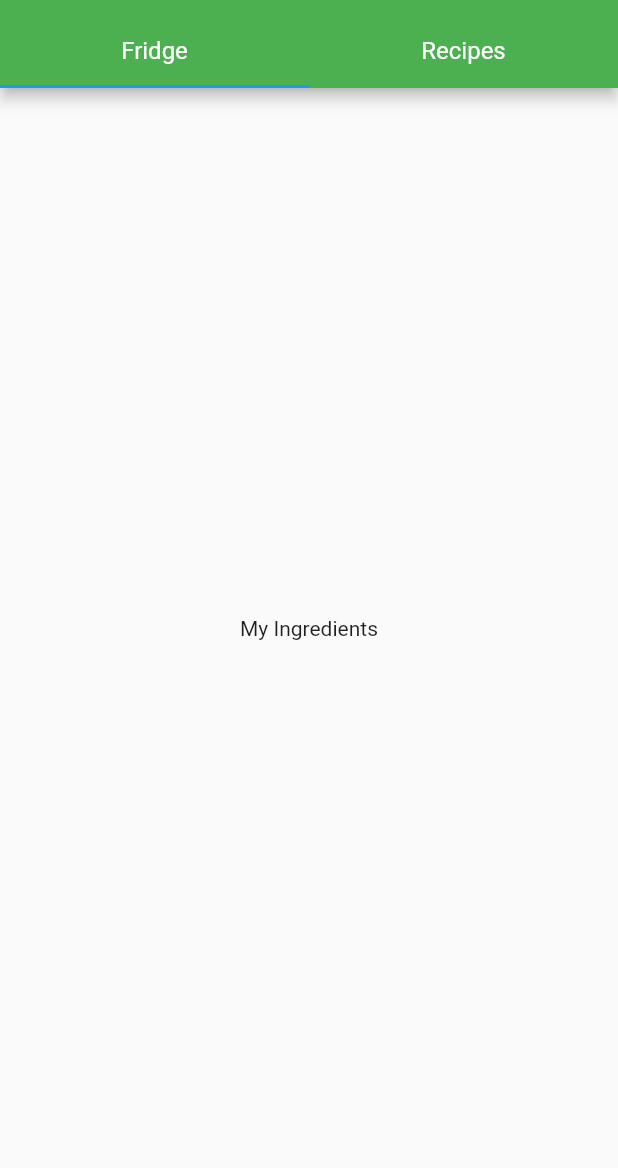
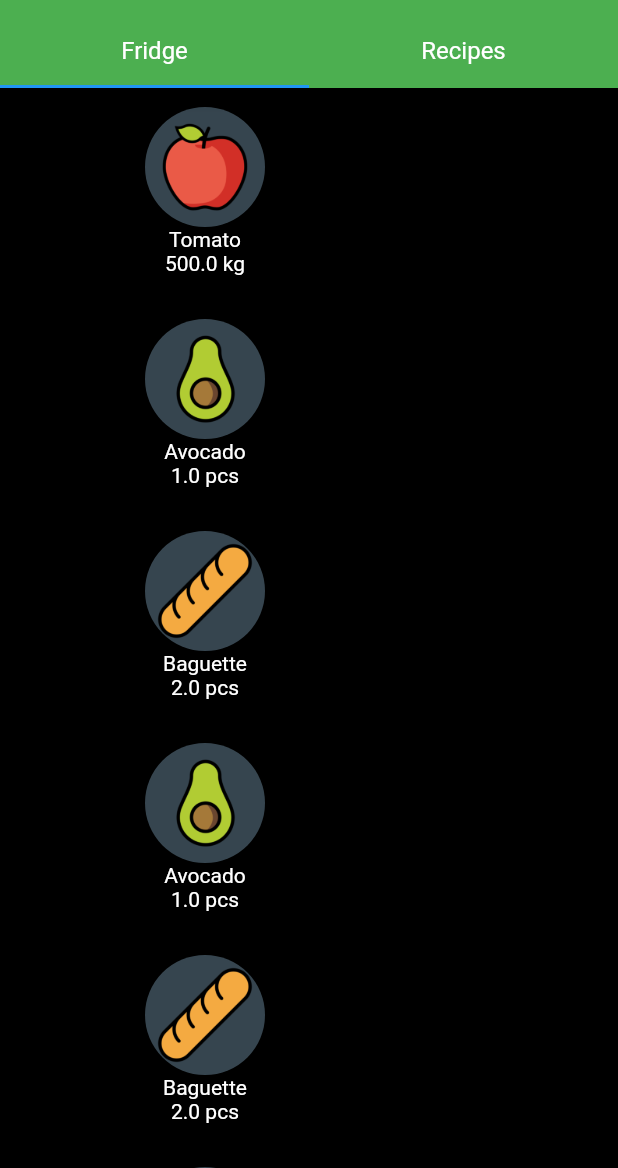
Before and after one commit to alexw92/cookapp_flutter, a Flutter app: the screen it shows after launch, on a phone screen of 412 x 824 dp, the part 68-1236 px from its top. Run offline on Flutter 3.47's test engine with Material 2 defaults, Android fonts, the phone set to English and light mode, and no system bars.

```diff
--- /dev/null
+++ b/lib/common/constants.dart
@@ -0,0 +1,5 @@
+class Constants {
+  static const String HOME_PAGE = 'home_page';
+  static const String FRIDGE_PAGE = '/fridge_page';
+  static const String FAVOURITE_RECIPES_PAGE = '/favourite_recipes_page';
+}
--- /dev/null
+++ b/lib/core/models/ingredient.model.dart
@@ -0,0 +1,38 @@
+//import 'package:meta/meta.dart';
+import 'package:flutter/material.dart';
+
+@immutable
+class Ingredient {
+  String id;
+  String imagePath;
+  String title;
+  double quantity;
+  String unit;
+
+  Ingredient(this.id, this.imagePath, this.title, this.quantity, this.unit);
+
+  @override
+  String toString() {
+    return 'Ingredient{id:$id,imagePath: $imagePath, title: $title, quantity: $quantity, unit:$unit}';
+  }
+
+  Ingredient.fromJson(Map jsonMap) {
+    id = jsonMap['id'];
+    imagePath = jsonMap['imagePath'];
+    title = jsonMap['title'];
+    quantity = jsonMap['quantity'];
+    unit = jsonMap['unit'];
+  }
+
+  Map<Object, dynamic> toMap() {
+    Map map = <Object, dynamic>{
+      'id': id,
+      'imagePath': imagePath,
+      'title': title,
+      'quantity': quantity,
+      'unit': unit
+    };
+
+    return map;
+  }
+}
--- /dev/null
+++ b/lib/ui/components/fridge-tile.component.dart
@@ -0,0 +1,42 @@
+import 'package:cookable_flutter/core/models/ingredient.model.dart';
+import 'package:cookable_flutter/ui/styles/cookable-theme.dart';
+import 'package:flutter/material.dart';
+import 'package:flutter/cupertino.dart';
+
+class FridgeTileComponent extends StatefulWidget {
+  Ingredient ingredient;
+  FridgeTileComponent({Key key, this.ingredient}) : super(key: key);
+
+  @override
+  _FridgeTileComponentState createState() =>
+      _FridgeTileComponentState(ingredient: ingredient);
+}
+
+class _FridgeTileComponentState extends State<FridgeTileComponent> {
+  Ingredient ingredient;
+  _FridgeTileComponentState({this.ingredient});
+  @override
+  Widget build(BuildContext context) {
+    return Container(
+      child: Column(
+        mainAxisSize: MainAxisSize.min,
+        children: [
+          CircleAvatar(
+            backgroundImage: AssetImage(ingredient.imagePath),
+            // backgroundColor: Colors.transparent,
+            backgroundColor: CookableTheme.darkGrey,
+            radius: 40,
+          ),
+          Text(
+            ingredient.title,
+            style: CookableTheme.smallWhiteFont,
+          ),
+          Text(
+            ingredient.quantity.toString() + ' ' + ingredient.unit,
+            style: CookableTheme.smallWhiteFont,
+          ),
+        ],
+      ),
+    );
+  }
+}
--- /dev/null
+++ b/lib/ui/components/fridge.component.dart
@@ -0,0 +1,57 @@
+import 'package:cookable_flutter/core/models/ingredient.model.dart';
+import 'package:cookable_flutter/ui/components/fridge-tile.component.dart';
+import 'package:flutter/material.dart';
+import 'package:flutter_staggered_grid_view/flutter_staggered_grid_view.dart';
+import 'package:flutter/cupertino.dart';
+
+class FridgeComponent extends StatefulWidget {
+  FridgeComponent({Key key}) : super(key: key);
+
+  @override
+  _FridgeComponentState createState() => _FridgeComponentState();
+}
+
+class _FridgeComponentState extends State<FridgeComponent> {
+  List<Ingredient> ingredientsList = [];
+
+  @override
+  Widget build(BuildContext context) {
+    ingredientsList.clear();
+    Ingredient tomato =
+        Ingredient('abc', 'assets/apple.png', 'Tomato', 500, 'kg');
+    Ingredient avocado =
+        Ingredient('def', 'assets/avocado.png', 'Avocado', 1, 'pcs');
+    Ingredient baguette =
+        Ingredient('ghi', 'assets/baguette.png', 'Baguette', 2, 'pcs');
+
+    ingredientsList.add(tomato);
+    ingredientsList.add(avocado);
+    ingredientsList.add(baguette);
+    ingredientsList.add(avocado);
+    ingredientsList.add(baguette);
+    ingredientsList.add(avocado);
+    ingredientsList.add(avocado);
+    ingredientsList.add(avocado);
+    ingredientsList.add(avocado);
+
+    return Container(
+      color: Colors.black,
+      child: new StaggeredGridView.countBuilder(
+        shrinkWrap: true,
+        crossAxisCount: 3,
+        itemCount: ingredientsList.length,
+        itemBuilder: (BuildContext context, int index) => new Container(
+          child: new Center(
+            child: FridgeTileComponent(
+              ingredient: ingredientsList[index],
+            ),
+          ),
+        ),
+        staggeredTileBuilder: (int index) => new StaggeredTile.extent(
+            2, (1 / 3) * MediaQuery.of(context).size.width),
+        mainAxisSpacing: 4.0,
+        crossAxisSpacing: 4.0,
+      ),
+    );
+  }
+}
--- /dev/null
+++ b/lib/ui/components/recepies.component.dart
@@ -0,0 +1,18 @@
+import 'package:flutter/material.dart';
+import 'package:flutter/cupertino.dart';
+
+class RecepiesComponent extends StatefulWidget {
+  RecepiesComponent({Key key}) : super(key: key);
+
+  @override
+  _RecepiesComponentState createState() => _RecepiesComponentState();
+}
+
+class _RecepiesComponentState extends State<RecepiesComponent> {
+  @override
+  Widget build(BuildContext context) {
+    return Container(
+      color: Colors.black,
+    );
+  }
+}
--- a/lib/ui/pages/homepage.dart
+++ b/lib/ui/pages/homepage.dart
@@ -1,4 +1,6 @@
 import 'package:cookable_flutter/ui/components/app-bar.component.dart';
+import 'package:cookable_flutter/ui/components/fridge.component.dart';
+import 'package:cookable_flutter/ui/components/recepies.component.dart';
 import 'package:cookable_flutter/ui/styles/cookable-theme.dart';
 import 'package:flutter/material.dart';
 import 'package:flutter/cupertino.dart';
@@ -43,16 +45,8 @@ class _HomePageState extends State<HomePage> {
           ),
           body: TabBarView(
             children: [
-              Container(
-                child: Center(
-                  child: Text('My Ingredients'),
-                ),
-              ),
-              Container(
-                child: Center(
-                  child: Text('Favourite Cookable Recipes'),
-                ),
-              ),
+              FridgeComponent(),
+              RecepiesComponent(),
             ],
           ),
         ),
--- a/lib/ui/styles/cookable-theme.dart
+++ b/lib/ui/styles/cookable-theme.dart
@@ -25,10 +25,14 @@ class CookableTheme {
 
   // static const darkBlue = Color(0xFF000033);
   // static const cornflowerBlue = Color(0xFF4881ea);
+  static const darkGrey = Color(0xFF36454F);
+
   static const largeBoldFont = TextStyle(
       fontSize: 30.0, fontWeight: FontWeight.bold, color: Colors.white);
   static const noramlWhiteFont = TextStyle(
       fontSize: 16.0, fontWeight: FontWeight.normal, color: Colors.white);
   static const noramlBlackFont = TextStyle(
       fontSize: 16.0, fontWeight: FontWeight.normal, color: Colors.black);
+  static const smallWhiteFont = TextStyle(
+      fontSize: 14.0, fontWeight: FontWeight.normal, color: Colors.white);
 }
```
Also changed, not shown: pubspec.yaml (+5 -3 lines), assets/apple.png (added), assets/avocado.png (added), assets/baguette.png (added).
